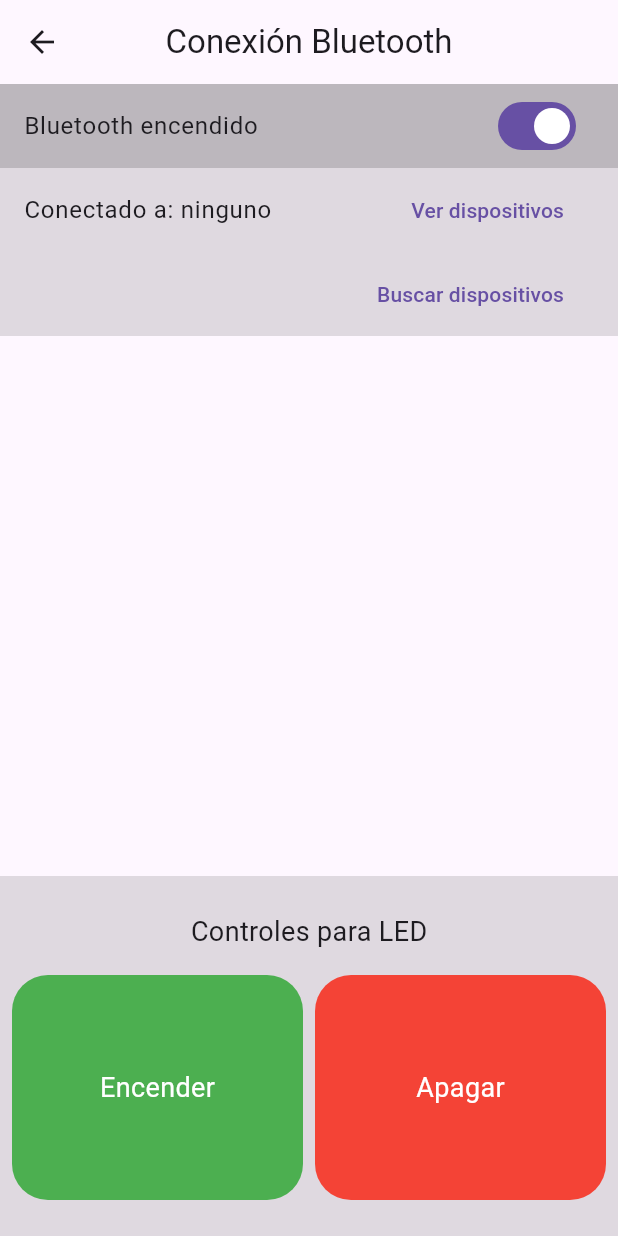
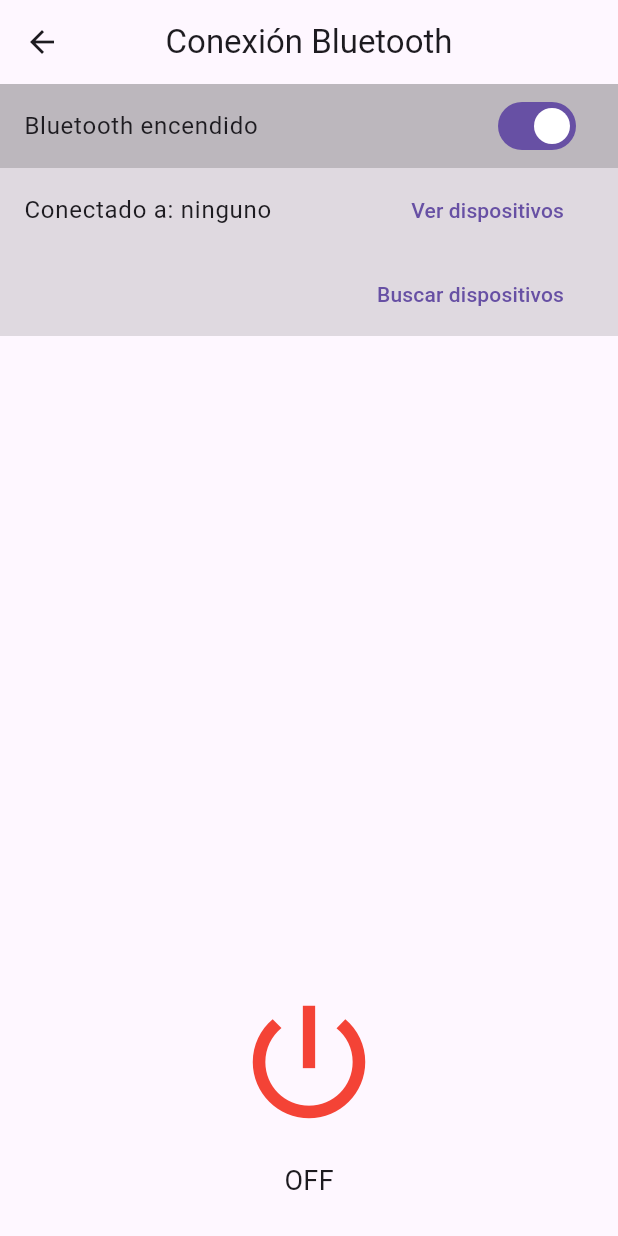
Before and after one commit to ChrisAlegria/Color-ControLED, a Flutter app: the DevicesScreen screen opened directly, on a phone screen of 412 x 824 dp. Run offline on Flutter 3.47's test engine with Material 3 defaults, Android fonts, the phone set to English and light mode, and no system bars; our stand-ins replace flutter_blue, flutter_bluetooth_serial, permission_handler, shared_preferences; missing offline and left inert: flutter_circle_color_picker; accounts and stored records are empty.

Commit message:
Fix: Led Controlls

```diff
--- a/lib/Pages/devices_screen.dart
+++ b/lib/Pages/devices_screen.dart
@@ -1,11 +1,11 @@
 import 'package:flutter/material.dart';
-import 'package:flutter_blue/flutter_blue.dart' as fb_blue;
 import 'package:flutter_bluetooth_serial/flutter_bluetooth_serial.dart'
     as fb_serial;
+import 'package:flutter_blue/flutter_blue.dart' as fb_blue;
+import 'dart:convert';
 import 'package:permission_handler/permission_handler.dart';
-import '../Connections/bluetooth_connection.dart';
+import 'package:color_control_led/Connections/bluetooth_connection.dart';
 import 'package:color_control_led/widgets/action_button.dart';
-import 'dart:convert';
 
 class DevicesScreen extends StatefulWidget {
   const DevicesScreen({Key? key}) : super(key: key);
@@ -28,13 +28,6 @@ class _DevicesScreenState extends State<DevicesScreen> {
   List<fb_blue.ScanResult> _scanResults = [];
   fb_serial.BluetoothDevice? _deviceConnected;
   int times = 0;
-
-  void _showConnectedSnackBar(String deviceName) {
-    final snackBar = SnackBar(
-      content: Text('Conectado a $deviceName'),
-    );
-    ScaffoldMessenger.of(context).showSnackBar(snackBar);
-  }
 
   @override
   void initState() {
@@ -101,6 +94,13 @@ class _DevicesScreenState extends State<DevicesScreen> {
     ].request();
   }
 
+  void _showConnectedSnackBar(String deviceName) {
+    final snackBar = SnackBar(
+      content: Text('Conectado a $deviceName'),
+    );
+    ScaffoldMessenger.of(context).showSnackBar(snackBar);
+  }
+
   @override
   Widget build(BuildContext context) {
     return Scaffold(
@@ -131,7 +131,7 @@ class _DevicesScreenState extends State<DevicesScreen> {
                     ),
                     const SizedBox(height: 16.0),
                     Text(
-                      'El Bluetooth se encuentra ${_bluetoothState ? 'abilitado' : 'desabilitado'}.',
+                      'El Bluetooth se encuentra ${_bluetoothState ? 'habilitado' : 'deshabilitado'}.',
                       style: const TextStyle(fontSize: 18.0),
                     ),
                   ],
@@ -146,7 +146,7 @@ class _DevicesScreenState extends State<DevicesScreen> {
                   ? _listDevices()
                   : const SizedBox.shrink(),
             ),
-            _buttons(),
+            _buttons(BluetoothConection())
           ],
         ],
       ),
@@ -259,10 +259,8 @@ class _DevicesScreenState extends State<DevicesScreen> {
                                       _showScanResults = false;
                                     });
                                     _receiveData();
-                                    _showConnectedSnackBar(device.name ??
-                                        device.address); // Llama al método aquí
-
-                                    // No necesitas llamar a Navigator.pop() aquí
+                                    _showConnectedSnackBar(
+                                        device.name ?? device.address);
                                   }
                                 : null,
                           ),
@@ -305,32 +303,44 @@ class _DevicesScreenState extends State<DevicesScreen> {
           );
   }
 
-  Widget _buttons() {
+  Widget _buttons(BluetoothConection bluetoothConnection) {
+    bool _isOn = false;
+    Color _buttonColor = Colors.red;
+    String _buttonText = 'OFF';
+
+    void _toggleState() {
+      setState(() {
+        _isOn = !_isOn;
+        _buttonColor = _isOn ? Colors.blue : Colors.red;
+        _buttonText = _isOn ? 'ON' : 'OFF';
+        // Envía el comando correspondiente al estado del botón
+        if (_isOn) {
+          bluetoothConnection
+              .sendColor(Colors.white); // Encender el dispositivo
+          _sendData("1"); // Envía el comando para encender el dispositivo
+        } else {
+          bluetoothConnection.sendColor(Colors.black); // Apagar el dispositivo
+          _sendData("0"); // Envía el comando para apagar el dispositivo
+        }
+      });
+    }
+
     return Container(
       padding: const EdgeInsets.symmetric(vertical: 24.0, horizontal: 8.0),
-      color: Colors.black12,
       child: Column(
         children: [
-          const Text('Controles para LED', style: TextStyle(fontSize: 18.0)),
-          const SizedBox(height: 16.0),
-          Row(
-            children: [
-              Expanded(
-                child: ActionButton(
-                  text: "Encender",
-                  color: Colors.green,
-                  onTap: _bluetoothState ? () => _sendData("1") : null,
-                ),
-              ),
-              const SizedBox(width: 8.0),
-              Expanded(
-                child: ActionButton(
-                  color: Colors.red,
-                  text: "Apagar",
-                  onTap: _bluetoothState ? () => _sendData("0") : null,
-                ),
-              ),
-            ],
+          const SizedBox(height: 60.0),
+          IconButton(
+            icon: const Icon(Icons.power_settings_new),
+            color: _buttonColor,
+            iconSize: 100.0,
+            hoverColor: Colors.green,
+            onPressed: _toggleState,
+          ),
+          const SizedBox(height: 8.0),
+          Text(
+            _buttonText,
+            style: TextStyle(fontSize: 18.0),
           ),
         ],
       ),
@@ -349,7 +359,7 @@ class _DevicesScreenState extends State<DevicesScreen> {
               onPressed: () {
                 Navigator.of(context).pop();
               },
-              child: const Text("Aceptar"),
+              child: const Text("Cerrar"),
             ),
           ],
         );
```
